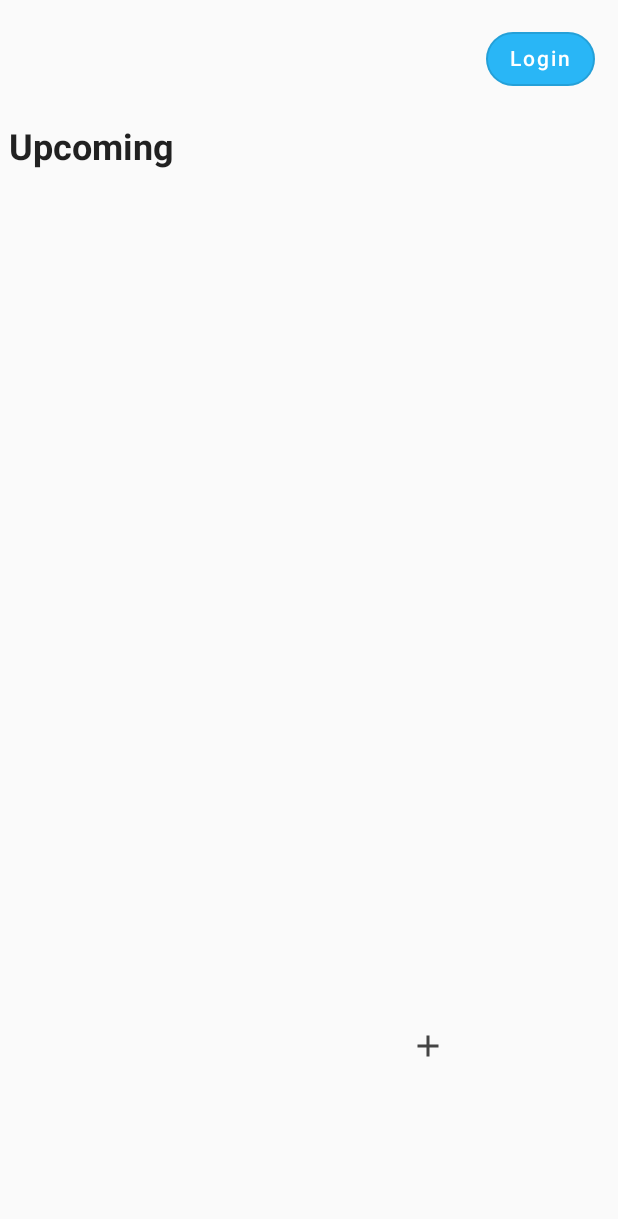
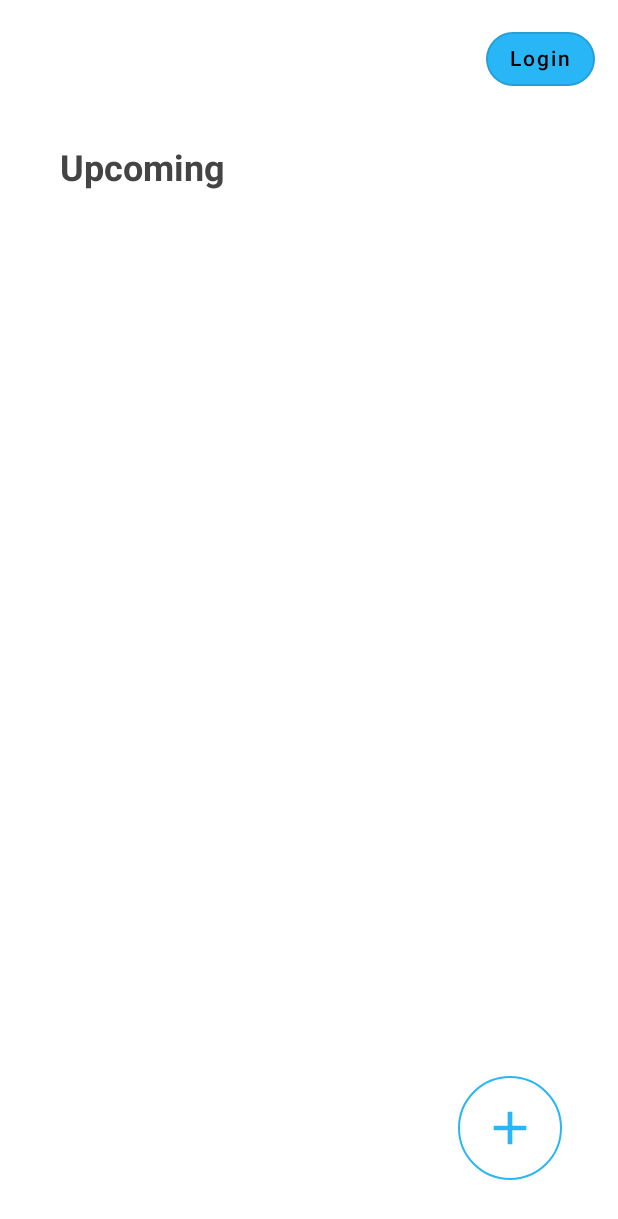
Before and after one commit to rodrigorar/lotic, an Android app built with Jetpack Compose: the screen it shows after launch (MainActivity), on a phone screen of 412 x 824 dp. Shown: the top 1219 px of the screen. Run offline under Robolectric (Android 15) with nearby library versions, the phone set to English and light mode, and no system bars; our stand-ins replace Room's generated code; 1 statement that could not run was skipped.

Commit message:
Tasks-Android: Remove shared view model

```diff
--- a/tasks-android/app/src/main/java/com/lotic/tasks/domain/modules/auth/operations/Login.kt
+++ b/tasks-android/app/src/main/java/com/lotic/tasks/domain/modules/auth/operations/Login.kt
@@ -1,5 +1,8 @@
 package com.lotic.tasks.domain.modules.auth.operations
 
+import com.lotic.tasks.domain.events.Event
+import com.lotic.tasks.domain.events.EventBus
+import com.lotic.tasks.domain.events.EventType
 import com.lotic.tasks.domain.http.RetrofitClientProvider
 import com.lotic.tasks.domain.modules.accounts.dto.Account
 import com.lotic.tasks.domain.modules.auth.client.AuthClient
@@ -26,11 +29,13 @@ class Login(
                     newAccountCommand.execute(Account(it.accountId, input.subject))
                 }
             }
+            EventBus.post(Event(EventType.LOGIN_SUCCESS))
         } catch (e: Exception) {
             val localAccount: Account? = getAccountByEmailQuery.execute(input.subject)
             localAccount?.also {
                 repositoryAuthToken.deleteAllForAccount(it.id)
             }
+            EventBus.post(Event(EventType.LOGIN_FAILURE))
         }
     }
 }
--- a/tasks-android/app/src/main/java/com/lotic/tasks/domain/modules/auth/operations/Logout.kt
+++ b/tasks-android/app/src/main/java/com/lotic/tasks/domain/modules/auth/operations/Logout.kt
@@ -1,6 +1,5 @@
 package com.lotic.tasks.domain.modules.auth.operations
 
-import android.util.Log
 import com.lotic.tasks.domain.events.Event
 import com.lotic.tasks.domain.events.EventBus
 import com.lotic.tasks.domain.events.EventType
@@ -9,9 +8,7 @@ import com.lotic.tasks.domain.modules.auth.client.AccountIdRequest
 import com.lotic.tasks.domain.modules.auth.client.AuthClient
 import com.lotic.tasks.domain.modules.auth.dto.AuthToken
 import com.lotic.tasks.domain.modules.auth.repositories.RepositoryAuthToken
-import com.lotic.tasks.domain.shared.Command
 import com.lotic.tasks.domain.shared.NoInputCommand
-import java.util.*
 
 class Logout(
     private val repositoryAuthToken: RepositoryAuthToken
@@ -27,6 +24,7 @@ class Logout(
             val authClient: AuthClient? = RetrofitClientProvider.get()?.create(AuthClient::class.java)
             authClient?.logout(AccountIdRequest(it.accountId))
             repositoryAuthToken.deleteAllForAccount(it.accountId)
+
             EventBus.post(Event(EventType.LOGOUT_SUCCESS))
         }
     }
--- a/tasks-android/app/src/main/java/com/lotic/tasks/ui/MainScreen.kt
+++ b/tasks-android/app/src/main/java/com/lotic/tasks/ui/MainScreen.kt
@@ -1,6 +1,8 @@
 package com.lotic.tasks.ui
 
 import android.util.Log
+import androidx.compose.foundation.BorderStroke
+import androidx.compose.foundation.background
 import androidx.compose.foundation.horizontalScroll
 import androidx.compose.foundation.layout.*
 import androidx.compose.foundation.lazy.LazyColumn
@@ -9,6 +11,7 @@ import androidx.compose.foundation.rememberScrollState
 import androidx.compose.foundation.shape.CircleShape
 import androidx.lifecycle.viewmodel.compose.viewModel
 import androidx.compose.material.*
+import androidx.compose.material.TextFieldDefaults.indicatorLine
 import androidx.compose.material.icons.Icons
 import androidx.compose.material.icons.filled.Add
 import androidx.compose.runtime.Composable
@@ -18,25 +21,21 @@ import androidx.compose.runtime.remember
 import androidx.compose.runtime.setValue
 import androidx.compose.ui.Alignment
 import androidx.compose.ui.Modifier
-import androidx.compose.ui.draw.clip
 import androidx.compose.ui.graphics.Color
 import androidx.compose.ui.res.stringResource
 import androidx.compose.ui.text.font.FontWeight
 import androidx.compose.ui.unit.dp
 import androidx.compose.ui.unit.sp
 import com.lotic.tasks.R
-import com.lotic.tasks.ui.shared.SharedViewModel
 
 fun doLoginOrLogout(
     viewModel: TasksViewModel
-    , sharedViewModel: SharedViewModel
     , loginNavigation: () -> Unit) {
 
-    if (! sharedViewModel.uiState.isLoggedIn) {
+    if (! viewModel.uiState.isLoggedIn) {
         loginNavigation()
     } else {
-        sharedViewModel.logout()
-        Log.d("MainScreen", "Have logged out")
+        viewModel.logout()
     }
 }
 
@@ -44,22 +43,21 @@ fun doLoginOrLogout(
 fun MainScreen(
     loginNavigation: () -> Unit
     , modifier: Modifier = Modifier
-    , sharedViewModel: SharedViewModel = SharedViewModel
     , viewModel: TasksViewModel = viewModel()) {
 
-    Column {
+    Column(modifier = modifier.background(color = MaterialTheme.colors.background)) {
         Row(
             modifier = modifier.fillMaxWidth()
             , horizontalArrangement = Arrangement.End) {
             OutlinedButton(
                 // FIXME: This should be called on the login screen
-                onClick = { doLoginOrLogout(viewModel, sharedViewModel, loginNavigation) }
+                onClick = { doLoginOrLogout(viewModel, loginNavigation) }
                 , shape = MaterialTheme.shapes.medium
                 , colors = ButtonDefaults.buttonColors(
                     backgroundColor = MaterialTheme.colors.primary)
                 , modifier = modifier.padding(15.dp)
             ) {
-                if (sharedViewModel.uiState.isLoggedIn) {
+                if (viewModel.uiState.isLoggedIn) {
                     Log.d("MainScreen", "Is logged in")
                     Text(text = stringResource(R.string.logout_btn))
                 }
@@ -71,10 +69,11 @@ fun MainScreen(
         }
         Row(modifier = modifier
             .fillMaxWidth()
-            .padding(6.dp)) {
+            .padding(top = 20.dp, start = 40.dp, bottom = 15.dp)) {
             Text(
                 text = stringResource(R.string.upcoming_title)
                 , fontWeight = FontWeight.Bold
+                , color = MaterialTheme.colors.secondary
                 , fontSize = 24.sp
             )
         }
@@ -82,30 +81,36 @@ fun MainScreen(
         Box(modifier = modifier
             .padding(2.dp)) {
             LazyColumn {
+
                 items(viewModel.uiState.taskList) { task ->
                     Row(
-                        horizontalArrangement = Arrangement.SpaceEvenly, modifier = modifier
+                        horizontalArrangement = Arrangement.SpaceEvenly
+                        , modifier = modifier
                             .padding(2.dp)
                     ) {
                         TextField(
-                            value = task.title,
-                            onValueChange = { /* TODO  */ },
-                            modifier = modifier
-                                .width(320.dp)
+                            value = task.title
+                            , onValueChange = { /* TODO  */ }
+                            , singleLine = true
+                            , colors = TextFieldDefaults.textFieldColors(
+                                backgroundColor = MaterialTheme.colors.background
+                                , unfocusedIndicatorColor = Color.Transparent)
+                            , modifier = modifier
+                                .weight(5f)
                                 .wrapContentWidth(align = Alignment.Start, unbounded = false)
                                 .horizontalScroll(rememberScrollState()))
                         var checkedState by remember { mutableStateOf(false) }
                         Checkbox(
                             checked = checkedState,
-                            colors = CheckboxDefaults.colors(uncheckedColor = Color.Black),
+                            colors = CheckboxDefaults.colors(checkedColor = MaterialTheme.colors.primary),
                             onCheckedChange = {
                                 checkedState = it
-                                Log.d("MainScreen", "Updating the checkbox state")
                                 if (it) {
-                                    sharedViewModel.markComplete(task.id)
+                                    viewModel.markComplete(task.id)
                                 }
                             },
                             modifier = modifier
+                                .weight(1f)
                                 .wrapContentWidth(Alignment.End))
                     }
                 }
@@ -113,16 +118,24 @@ fun MainScreen(
             Row(
                 verticalAlignment = Alignment.Bottom
                 , horizontalArrangement = Arrangement.End
-                , modifier = modifier.fillMaxSize()) {
+                , modifier = modifier
+                    .fillMaxSize()
+                    .padding(end = 20.dp, bottom = 20.dp)) {
 
-                IconButton(
+                OutlinedButton(
                     onClick = { /*TODO*/ }
+                    , shape = CircleShape
+                    , border = BorderStroke(1.dp, MaterialTheme.colors.primary)
+                    , colors = ButtonDefaults.outlinedButtonColors(backgroundColor = MaterialTheme.colors.background)
                     , modifier = Modifier
-                        .clip(CircleShape)
-                        .size(250.dp, 250.dp)
+                        .size(100.dp, 100.dp)
                         .padding(15.dp)) {
 
-                    Icon(Icons.Default.Add, contentDescription = "Add tasks", tint = MaterialTheme.colors.secondary)
+                    Icon(
+                        Icons.Default.Add
+                        , contentDescription = "Add tasks"
+                        , modifier = modifier
+                            .size(80.dp, 80.dp))
                 }
             }
         }
--- a/tasks-android/app/src/main/java/com/lotic/tasks/ui/TasksViewModel.kt
+++ b/tasks-android/app/src/main/java/com/lotic/tasks/ui/TasksViewModel.kt
@@ -10,36 +10,70 @@ import com.lotic.tasks.domain.events.Event
 import com.lotic.tasks.domain.events.EventBus
 import com.lotic.tasks.domain.events.EventObserver
 import com.lotic.tasks.domain.events.EventType
+import com.lotic.tasks.domain.modules.auth.dto.AuthToken
+import com.lotic.tasks.domain.modules.auth.operations.AuthOperationsProvider
 import com.lotic.tasks.domain.modules.tasks.TasksOperationsProvider
 import com.lotic.tasks.domain.modules.tasks.dtos.Task
 import kotlinx.coroutines.launch
+import java.util.*
 
 // TODO: Remove the list
-data class TasksUIState(val taskList: List<Task> = listOf()) {
+data class TasksUIState(
+    val taskList: List<Task> = listOf()
+    , val isLoggedIn: Boolean) {
     // Do nothing for now
 }
 
 class TasksViewModel : ViewModel(), EventObserver {
-    var uiState by mutableStateOf(TasksUIState())
+    var uiState by mutableStateOf(TasksUIState(isLoggedIn = false))
         private set
 
     init {
         EventBus.subscribe(EventType.SYNC_SUCCESS, this)
+        EventBus.subscribe(EventType.LOGIN_SUCCESS, this)
         EventBus.subscribe(EventType.LOGOUT_SUCCESS, this)
 
-        refreshTaskList()
-    }
-
-    private fun refreshTaskList() {
         viewModelScope.launch {
-            uiState = uiState.copy(taskList = TasksOperationsProvider.listTasks().get())
+            verifyIfLoggedIn()
+            refreshTaskList()
         }
     }
 
+    fun logout() {
+        viewModelScope.launch {
+            val currentActiveAuthSessionProvider = AuthOperationsProvider.currentActiveAuthSessionProvider()
+            currentActiveAuthSessionProvider.get()?.let {
+                TasksOperationsProvider.clearTasksForAccount().execute(it.accountId)
+            }
+            AuthOperationsProvider.logout().execute()
+        }
+    }
+
+    fun markComplete(id: UUID) {
+        Log.d("TasksViewModel", "Mark Complete called, do nothing")
+    }
+
+    private suspend fun verifyIfLoggedIn() {
+        val authToken: AuthToken? = AuthOperationsProvider.currentActiveAuthSessionProvider().get()
+        uiState = uiState.copy(isLoggedIn = authToken != null)
+    }
+
+    private suspend fun refreshTaskList() {
+        uiState = uiState.copy(taskList = TasksOperationsProvider.listTasks().get())
+    }
+
     override fun notify(event: Event) {
-        if (event.isOfType(EventType.SYNC_SUCCESS) || event.isOfType(EventType.LOGOUT_SUCCESS)) {
-            Log.d("TasksViewModel", "Event notification received")
-            refreshTaskList()
+        if (event.isOfType(EventType.SYNC_SUCCESS)) {
+            viewModelScope.launch {
+                refreshTaskList()
+            }
+        } else if (event.isOfType(EventType.LOGIN_SUCCESS)) {
+            this.uiState = this.uiState.copy(isLoggedIn = true)
+        } else if (event.isOfType(EventType.LOGOUT_SUCCESS)) {
+            this.uiState = this.uiState.copy(isLoggedIn = false)
+            viewModelScope.launch {
+                refreshTaskList()
+            }
         }
     }
 }
--- a/tasks-android/app/src/main/java/com/lotic/tasks/ui/login/LoginScreen.kt
+++ b/tasks-android/app/src/main/java/com/lotic/tasks/ui/login/LoginScreen.kt
@@ -23,12 +23,10 @@ import androidx.compose.ui.text.input.ImeAction
 import androidx.compose.ui.text.input.KeyboardType
 import androidx.compose.ui.text.input.PasswordVisualTransformation
 import androidx.compose.ui.text.intl.Locale
-import androidx.compose.ui.text.intl.LocaleList
 import androidx.compose.ui.text.toLowerCase
 import androidx.compose.ui.unit.dp
 import androidx.lifecycle.viewmodel.compose.viewModel
 import com.lotic.tasks.R
-import com.lotic.tasks.ui.shared.SharedViewModel
 
 private fun doLogin(uiState: LoginUIState, signInNavigation: () -> Unit, viewModel: LoginViewModel) {
     viewModel.login(uiState.subject.toLowerCase(Locale.current), uiState.secret)
--- a/tasks-android/app/src/main/java/com/lotic/tasks/ui/login/LoginViewModel.kt
+++ b/tasks-android/app/src/main/java/com/lotic/tasks/ui/login/LoginViewModel.kt
@@ -8,11 +8,9 @@ import androidx.lifecycle.viewModelScope
 import com.lotic.tasks.domain.modules.auth.operations.Login
 import com.lotic.tasks.domain.modules.auth.dto.Credentials
 import com.lotic.tasks.domain.modules.auth.operations.AuthOperationsProvider
-import com.lotic.tasks.ui.shared.SharedViewModel
 import kotlinx.coroutines.launch
 
 class LoginViewModel() : ViewModel() {
-    val sharedViewModel: SharedViewModel = SharedViewModel
     var uiState by mutableStateOf(LoginUIState())
         private set
 
@@ -30,7 +28,6 @@ class LoginViewModel() : ViewModel() {
     fun login(subject: String, secret: String) {
         viewModelScope.launch {
             loginOperation.execute(Credentials(subject, secret))
-            sharedViewModel.refresh()
         }
     }
 }
--- a/tasks-android/app/src/main/java/com/lotic/tasks/ui/shared/SharedUIState.kt
+++ /dev/null
@@ -1,7 +0,0 @@
-package com.lotic.tasks.ui.shared
-
-import com.lotic.tasks.domain.modules.tasks.dtos.Task
-
-data class SharedUIState(
-    val isLoggedIn: Boolean
-    , val taskList: List<Task> = listOf())
--- a/tasks-android/app/src/main/java/com/lotic/tasks/ui/shared/SharedViewModel.kt
+++ /dev/null
@@ -1,61 +0,0 @@
-package com.lotic.tasks.ui.shared
-
-import android.util.Log
-import androidx.compose.runtime.getValue
-import androidx.compose.runtime.mutableStateOf
-import androidx.compose.runtime.setValue
-import androidx.lifecycle.ViewModel
-import androidx.lifecycle.viewModelScope
-import com.lotic.tasks.domain.modules.auth.dto.AuthToken
-import com.lotic.tasks.domain.modules.auth.operations.AuthOperationsProvider
-import com.lotic.tasks.domain.modules.tasks.TasksOperationsProvider
-import kotlinx.coroutines.delay
-import kotlinx.coroutines.launch
-import java.util.*
-
-object SharedViewModel : ViewModel() {
-    var uiState by mutableStateOf(SharedUIState(isLoggedIn = false))
-        private set
-
-    init {
-        viewModelScope.launch {
-            val authToken: AuthToken? = AuthOperationsProvider.currentActiveAuthSessionProvider().get()
-            Log.d("SharedViewModel", "Are we logged in?")
-            authToken?.also { Log.d("SharedViewModel", it.token) }
-            val taskList = TasksOperationsProvider.listTasks().get()
-            uiState = uiState.copy(isLoggedIn = authToken != null, taskList = taskList)
-        }
-    }
-
-    fun logout() {
-        viewModelScope.launch {
-            val currentActiveAuthSessionProvider = AuthOperationsProvider.currentActiveAuthSessionProvider()
-            currentActiveAuthSessionProvider.get()?.let {
-                Log.d("SharedViewModel", "Logging out")
-                TasksOperationsProvider.clearTasksForAccount().execute(it.accountId)
-            }
-            AuthOperationsProvider.logout().execute()
-            val taskList = TasksOperationsProvider.listTasks().get()
-            uiState = uiState.copy(isLoggedIn = false, taskList = taskList)
-        }
-    }
-
-    fun refresh() {
-        viewModelScope.launch {
-            val authToken: AuthToken? = AuthOperationsProvider.currentActiveAuthSessionProvider().get()
-            Log.d("SharedViewModel", "Are we logged in?")
-            authToken?.also { Log.d("SharedViewModel", it.token) }
-            val taskList = TasksOperationsProvider.listTasks().get()
-            uiState = uiState.copy(isLoggedIn = authToken != null, taskList = taskList)
-        }
-    }
-
-    fun markComplete(id: UUID) {
-        viewModelScope.launch {
-            delay(500)
-            Log.d("SharedViewModel", "Executing a mark complete")
-            // TODO: Remove task from database
-            // FIXME: Remove the UI removal and replace by a proper service
-        }
-    }
-}
--- a/tasks-android/app/src/main/java/com/lotic/tasks/ui/theme/Color.kt
+++ b/tasks-android/app/src/main/java/com/lotic/tasks/ui/theme/Color.kt
@@ -2,12 +2,10 @@ package com.lotic.tasks.ui.theme
 
 import androidx.compose.ui.graphics.Color
 
-val Purple200 = Color(0xFFBB86FC)
-val Purple700 = Color(0xFF3700B3)
 val Teal200 = Color(0xFF03DAC5)
 
 val LightBlue50 = Color(0xFFE1F5FE)
 val LightBlue400 = Color(0xFF29B6F6)
 
-val Black = Color(0xFFFFFFFF)
-val White = Color(0xFF000000)
+val Black = Color(0xFF000000)
+val White = Color(0xFFFFFFFF)
--- a/tasks-android/app/src/main/java/com/lotic/tasks/ui/theme/Theme.kt
+++ b/tasks-android/app/src/main/java/com/lotic/tasks/ui/theme/Theme.kt
@@ -8,9 +8,15 @@ import androidx.compose.runtime.Composable
 import androidx.compose.ui.graphics.Color
 
 private val DarkColorPalette = darkColors(
-    primary = Purple200,
-    primaryVariant = Purple700,
-    secondary = Teal200
+    primary = LightBlue400
+    , onPrimary = White
+    , primaryVariant = LightBlue50
+    , secondary = Teal200
+    , onSecondary = White
+    , secondaryVariant = Color.Cyan
+    , background = Color.Black
+    , onBackground = Color.DarkGray
+    , surface = Color.Black
 )
 
 private val LightColorPalette = lightColors(
```
Also changed, not shown: tasks-android/app/src/main/res/drawable/dice_1.xml (deleted, +0 -66 lines), tasks-android/app/src/main/res/drawable/dice_2.xml (deleted, +0 -66 lines), tasks-android/app/src/main/res/drawable/dice_3.xml (deleted, +0 -66 lines), tasks-android/app/src/main/res/drawable/dice_4.xml (deleted, +0 -69 lines), tasks-android/app/src/main/res/drawable/dice_5.xml (deleted, +0 -75 lines), tasks-android/app/src/main/res/drawable/dice_6.xml (deleted, +0 -81 lines).
